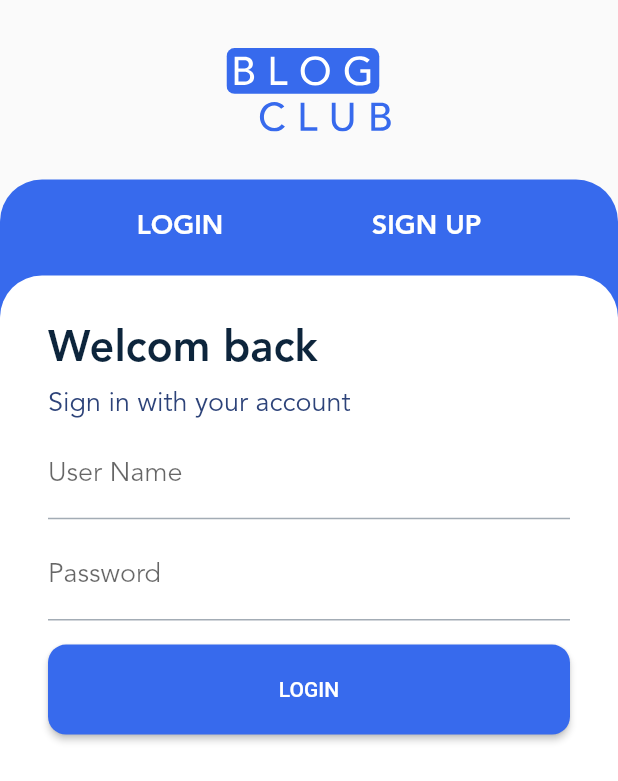
After one commit to amirtorabi/blog_club, a Flutter app: the Login screen opened directly, on a phone screen of 412 x 824 dp. The commit adds this screen. Shown: the top 781 px of the screen. Run offline on Flutter 3.47's test engine with Material 2 defaults, Android fonts, the phone set to English and light mode, and no system bars; our stand-ins replace dotted_border, flutter_svg, gradient_borders, smooth_page_indicator; generated files the repository leaves out were written again.

Commit message:
added login page - step 1

```diff
--- a/lib/l10n/app_en.arb
+++ b/lib/l10n/app_en.arb
@@ -1,6 +1,11 @@
 {
-    "helloWorld": "Hello World!",
-    "@helloWorld": {
-      "description": "The conventional newborn programmer greeting"
-    }
-  }
+  "helloWorld": "Hello World!",
+  "@helloWorld": {
+    "description": "The conventional newborn programmer greeting"
+  },
+  "loginWelcom": "Welcom back",
+  "loginSignInDescription":"Sign in with your account",
+  "loginTextFieldUser":"User Name",
+  "loginTextFieldPassword":"Password",
+  "loginButton":"LOGIN"
+}
--- a/lib/l10n/app_fa.arb
+++ b/lib/l10n/app_fa.arb
@@ -1,6 +1,12 @@
 {
-    "helloWorld": "سلام دنیا!",
-    "@helloWorld": {
-      "description": "The conventional newborn programmer greeting"
-    }
-  }
+  "helloWorld": "سلام دنیا!",
+  "@helloWorld": {
+    "description": "The conventional newborn programmer greeting"
+  },
+  "loginWelcom": "خوش آمدید",
+  "loginSignInDescription": "با اکانت خود وارد شوید",
+  "loginTextFieldUser": "UserName",
+  "loginTextFieldPassword": "Password",
+  "loginButton":"ورود"
+
+}
--- /dev/null
+++ b/lib/login.dart
@@ -0,0 +1,132 @@
+import 'package:blog_club/gen/assets.gen.dart';
+import 'package:flutter/material.dart';
+import 'package:flutter_gen/gen_l10n/app_localizations.dart';
+
+class Login extends StatefulWidget {
+  const Login({Key? key}) : super(key: key);
+
+  @override
+  State<Login> createState() => _LoginState();
+}
+
+class _LoginState extends State<Login> {
+  @override
+  Widget build(BuildContext context) {
+    AppLocalizations? localizations = AppLocalizations.of(context);
+    final ThemeData themeData = Theme.of(context);
+    final TextStyle tabTextStyle = TextStyle(
+        color: themeData.colorScheme.onPrimary,
+        fontSize: 18,
+        fontWeight: FontWeight.bold);
+    return Scaffold(
+      body: SafeArea(
+          child: Column(
+        children: [
+          Center(
+            child: Padding(
+              padding: const EdgeInsets.fromLTRB(0, 32, 0, 32),
+              child: Assets.img.icons.logo.svg(width: 110),
+            ),
+          ),
+          Expanded(
+            child: Container(
+              decoration: BoxDecoration(
+                borderRadius: const BorderRadius.only(
+                    topLeft: Radius.circular(28),
+                    topRight: Radius.circular(28)),
+                color: themeData.colorScheme.primary,
+              ),
+              child: Column(
+                children: [
+                  Padding(
+                    padding: const EdgeInsets.only(top: 8, bottom: 8),
+                    child: Row(
+                      mainAxisAlignment: MainAxisAlignment.spaceEvenly,
+                      children: [
+                        TextButton(
+                            onPressed: () {},
+                            child: Text(
+                              'login'.toUpperCase(),
+                              style: tabTextStyle,
+                            )),
+                        TextButton(
+                            onPressed: () {},
+                            child: Text(
+                              'sign up'.toUpperCase(),
+                              style: tabTextStyle,
+                            )),
+                      ],
+                    ),
+                  ),
+                  Expanded(
+                    child: Container(
+                      width: double.infinity,
+                      decoration: BoxDecoration(
+                          color: themeData.colorScheme.onPrimary,
+                          borderRadius: const BorderRadius.only(
+                              topLeft: Radius.circular(28),
+                              topRight: Radius.circular(28))),
+                      child: Padding(
+                        padding: const EdgeInsets.fromLTRB(32, 32, 32, 16),
+                        child: SingleChildScrollView(
+                          child: Column(
+                            mainAxisAlignment: MainAxisAlignment.start,
+                            crossAxisAlignment: CrossAxisAlignment.start,
+                            children: [
+                              Text(
+                                localizations!.loginWelcom,
+                                style: themeData.textTheme.headlineMedium!
+                                    .apply(fontSizeFactor: 1.2),
+                              ),
+                              Padding(
+                                padding:
+                                    const EdgeInsets.only(top: 8, bottom: 6),
+                                child: Text(
+                                  localizations.loginSignInDescription,
+                                  style: themeData.textTheme.bodyMedium!
+                                      .apply(fontSizeFactor: 1.5),
+                                ),
+                              ),
+                              TextField(
+                                  decoration: InputDecoration(
+                                      labelText:
+                                          localizations.loginTextFieldUser)),
+                              const SizedBox(height: 8),
+                              TextField(
+                                obscureText: true,
+                                autocorrect: false,
+                                enableSuggestions: false,
+                                keyboardType: TextInputType.number,
+                                decoration: InputDecoration(
+                                    labelText:
+                                        localizations.loginTextFieldPassword),
+                              ),
+                              const SizedBox(height: 16),
+                              SizedBox(
+                                width: double.infinity,
+                                height: 60,
+                                child: ElevatedButton(
+                                    style: ButtonStyle(
+                                        shape: MaterialStateProperty.all(
+                                            RoundedRectangleBorder(
+                                                borderRadius:
+                                                    BorderRadius.circular(
+                                                        12)))),
+                                    onPressed: () {},
+                                    child: Text(localizations.loginButton)),
+                              )
+                            ],
+                          ),
+                        ),
+                      ),
+                    ),
+                  ),
+                ],
+              ),
+            ),
+          ),
+        ],
+      )),
+    );
+  }
+}
--- a/lib/main.dart
+++ b/lib/main.dart
@@ -17,6 +17,7 @@ class MyApp extends StatelessWidget {
   Widget build(BuildContext context) {
     const primaryTextColor = Color(0xff0D253C);
     const secondaryTextColor = Color(0xff2D4379);
+    const primaryColor = Color(0xff376AED);
     return MaterialApp(
         title: 'Flutter Demo',
         localizationsDelegates: const [
@@ -31,7 +32,6 @@ class MyApp extends StatelessWidget {
         ],
         locale: const Locale('en'),
         theme: ThemeData(
-          primarySwatch: Colors.blue,
           textButtonTheme: TextButtonThemeData(
               style: ButtonStyle(
                   textStyle: MaterialStateProperty.all(const TextStyle(
@@ -39,6 +39,13 @@ class MyApp extends StatelessWidget {
             fontWeight: FontWeight.w400,
             fontSize: 14,
           )))),
+          colorScheme: const ColorScheme.light(
+              primary: primaryColor,
+              onPrimary: Colors.white,
+              onSurface: primaryTextColor,
+              background: Color(0xffFBFCFF),
+              surface: Colors.white,
+              onBackground: primaryTextColor),
           textTheme: const TextTheme(
               bodySmall: TextStyle(
                   fontSize: 10,
--- a/lib/onboarding.dart
+++ b/lib/onboarding.dart
@@ -1,6 +1,6 @@
 import 'package:blog_club/data.dart';
 import 'package:blog_club/gen/assets.gen.dart';
-import 'package:blog_club/home.dart';
+import 'package:blog_club/login.dart';
 import 'package:flutter/cupertino.dart';
 import 'package:flutter/material.dart';
 import 'package:smooth_page_indicator/smooth_page_indicator.dart';
@@ -93,7 +93,7 @@ class _OnBoardingState extends State<OnBoarding> {
                           } else {
                             Navigator.of(context)
                                 .pushReplacement(MaterialPageRoute(
-                              builder: (context) => const HomeScreen(),
+                              builder: (context) => const Login(),
                             ));
                           }
                         },
```
